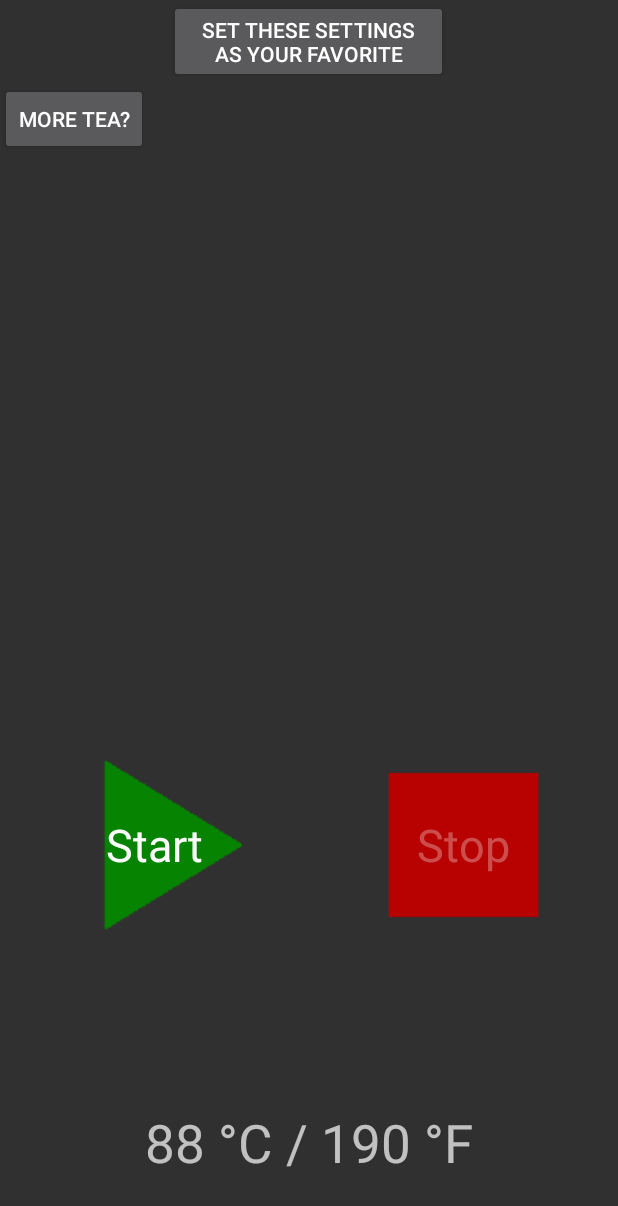
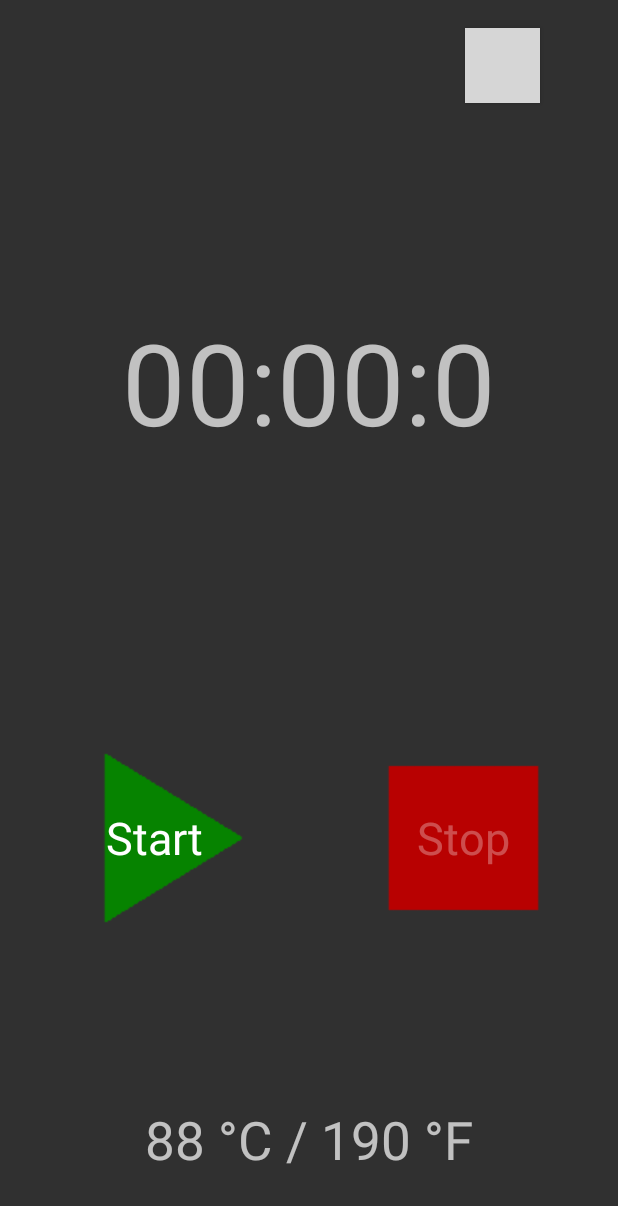
Before and after one commit to aprestona/Steeped., an Android app: the Timer screen opened directly, with no data from a screen before it, on a phone screen of 412 x 824 dp. Shown: the top 1206 px of the screen. Run offline under Robolectric (Android 15) with nearby library versions, the phone set to English and light mode, and no system bars; grey boxes are pictures that could not be loaded.

Commit message:
Changed layouts of Timer screen and Tea type
Tea type screen has a favorite button that when pressed takes the user
directly to the final timer screen.

Timer screen has a more tea button implemented as well as a set favorite
button.

The layouts for these buttons were set in the top part of the screens

```diff
--- a/app/src/main/AndroidManifest.xml
+++ b/app/src/main/AndroidManifest.xml
@@ -2,6 +2,7 @@
 <manifest xmlns:android="http://schemas.android.com/apk/res/android"
 package="sonsoflibertea.steeped">
  <uses-permission android:name="android.permission.VIBRATE"/>
+    <uses-sdk android:minSdkVersion="16" />
 
 
     <application
--- a/app/src/main/java/sonsoflibertea/steeped/Timer.java
+++ b/app/src/main/java/sonsoflibertea/steeped/Timer.java
@@ -30,6 +30,9 @@ public class Timer extends Activity { // timer inherits all of activity
     TextView tv_temp;
     Vibrator v;
     Drawable replaypic;
+    CounterClass timer;
+    Button btnMoreTea;
+    Button btnSetFav;
 
     boolean isRunning = false;
 
@@ -40,11 +43,17 @@ public class Timer extends Activity { // timer inherits all of activity
 
         btnReStart = (Button)findViewById(R.id.btnReStart);
         btnStop = (Button)findViewById(R.id.btnStop);
-        btnStop.setEnabled(false);
+        btnMoreTea = (Button)findViewById(R.id.btnMoreTea);
+        btnSetFav = (Button)findViewById(R.id.btnSetFav);
         textViewTime = (TextView)findViewById(R.id.textViewTime);
         tv_temp = (TextView)findViewById(R.id.tv_temp);
         v = (Vibrator) getSystemService(Context.VIBRATOR_SERVICE);
         replaypic = getResources().getDrawable(R.drawable.ic_replay);
+
+        btnStop.setEnabled(false);
+        btnMoreTea.setEnabled(false);
+        btnMoreTea.setVisibility(View.INVISIBLE);
+
 
 
         SharedPreferences prefs = this.getSharedPreferences("com.example.app", Context.MODE_PRIVATE);
@@ -54,13 +63,16 @@ public class Timer extends Activity { // timer inherits all of activity
         int tempC = prefs.getInt("com.example.app.tempC",0);
         time *= strength;
         timeSet = time;
+        int min = (time/60);
+        int sec = time - 60*min;
+        textViewTime.setText("00:0"+min+":"+sec);
         tv_temp.setText(tempC + " \u00B0C / " + tempF + " \u00B0F");
-        System.out.println(strength);
+
 
 
 
         // making a timer object!
-        final CounterClass timer = new CounterClass(timeSet*1000, 1000);
+        timer = new CounterClass(timeSet*1000, 1000);
 
 
         btnReStart.setOnClickListener(new View.OnClickListener() {
@@ -70,6 +82,8 @@ public class Timer extends Activity { // timer inherits all of activity
                 {
                     timer.start();
                     btnReStart.setEnabled(false);
+                    btnMoreTea.setEnabled(false);
+                    btnMoreTea.setVisibility(View.INVISIBLE);
                     btnStop.setEnabled(true);
                 }
 
@@ -78,6 +92,8 @@ public class Timer extends Activity { // timer inherits all of activity
                     timer.cancel();
                     timer.start();
                     btnReStart.setEnabled(false);
+                    btnMoreTea.setEnabled(false);
+                    btnMoreTea.setVisibility(View.INVISIBLE);
                     btnStop.setEnabled(true);
                 }
 
@@ -92,6 +108,8 @@ public class Timer extends Activity { // timer inherits all of activity
                 btnReStart.setBackground(replaypic);
                 btnReStart.setEnabled(true);
                 btnStop.setEnabled(false);
+                btnMoreTea.setEnabled(true);
+                btnMoreTea.setVisibility(View.VISIBLE);
                 textViewTime.setText("Steeped.");
 
             }
@@ -122,7 +140,8 @@ public class Timer extends Activity { // timer inherits all of activity
     public void moreTeaButtonClk(View v)                                                         // Ran when setMoreTeaButton pressed
     {
         Intent nextActivity = new Intent(Timer.this, TeaType.class);
-                                                                                                    // Launches teatype activity
+        timer.cancel();                                                                             // Launches teatype activity
+        btnMoreTea.setEnabled(false);
         startActivity(nextActivity);
     }
 
@@ -147,6 +166,8 @@ public class Timer extends Activity { // timer inherits all of activity
             long[] pattern = {0,200,200,200,200,500};
             btnReStart.setEnabled(true);
             btnStop.setEnabled(false);
+            btnMoreTea.setEnabled(true);
+            btnMoreTea.setVisibility(View.VISIBLE);
             if(v.hasVibrator()) // if there is a hardware vibrator
             {
                 v.vibrate(pattern, -1); // vibrate using the above pattern.
--- a/app/src/main/res/layout/timer.xml
+++ b/app/src/main/res/layout/timer.xml
@@ -10,22 +10,36 @@
         android:layout_width="match_parent"
         android:layout_height="match_parent">
 
-        <Button
-            style="?android:attr/buttonStyleSmall"
-            android:layout_width="186dp"
+        <LinearLayout
+            android:orientation="horizontal"
+            android:layout_width="fill_parent"
             android:layout_height="wrap_content"
-            android:text="Set These Settings as Your Favorite"
-            android:id="@+id/setFavButton"
-            android:layout_gravity="center_horizontal"
-            android:onClick="setFavButtonClk"/>
+            android:layout_weight=".5">
 
-        <Button
-            style="?android:attr/buttonStyleSmall"
-            android:layout_width="wrap_content"
-            android:layout_height="wrap_content"
-            android:text="More Tea?"
-            android:id="@+id/moreTeaButton"
-            android:onClick="moreTeaButtonClk" />
+            <Button
+                android:layout_width="100dp"
+                android:layout_height="50dp"
+                android:text="More Tea?"
+                android:id="@+id/btnMoreTea"
+                android:onClick="moreTeaButtonClk"
+                android:layout_gravity="center_vertical|right"
+                style="@style/AppTheme"
+                android:textSize="20sp"
+                android:background="@drawable/more_tea"
+                android:layout_marginLeft="10dp" />
+
+            <Button
+                style="@style/AppTheme"
+                android:layout_width="50dp"
+                android:layout_height="50dp"
+                android:text="Set?"
+                android:id="@+id/btnSetFav"
+                android:onClick="setFavButtonClk"
+                android:background="@drawable/yellow_star"
+                android:layout_gravity="center_vertical|right"
+                android:textSize="20sp"
+                android:layout_marginLeft="200dp" />
+        </LinearLayout>
 
         <TextView
             android:id="@+id/textViewTime"
@@ -79,6 +93,7 @@
             android:layout_gravity="center"
             android:textAlignment="gravity"
             android:textSize="35sp" />
+
     </LinearLayout>
 
 </RelativeLayout>
```
Also changed, not shown: app/src/main/res/layout/tea_type.xml (+19 -9 lines), 2 other files.
